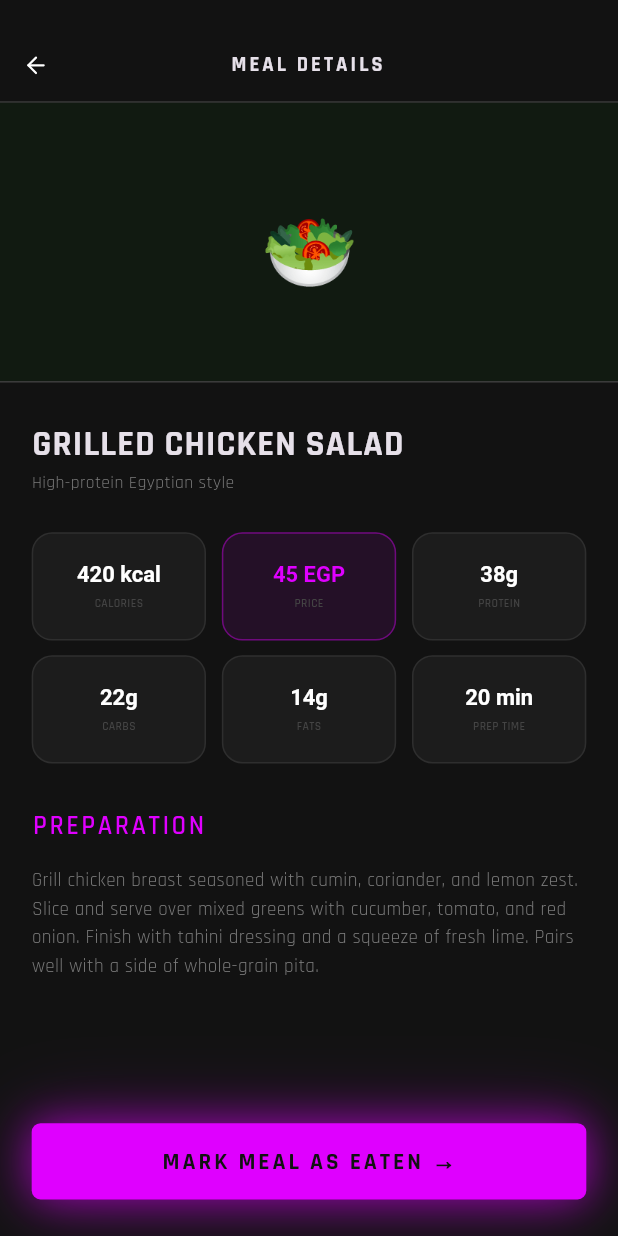
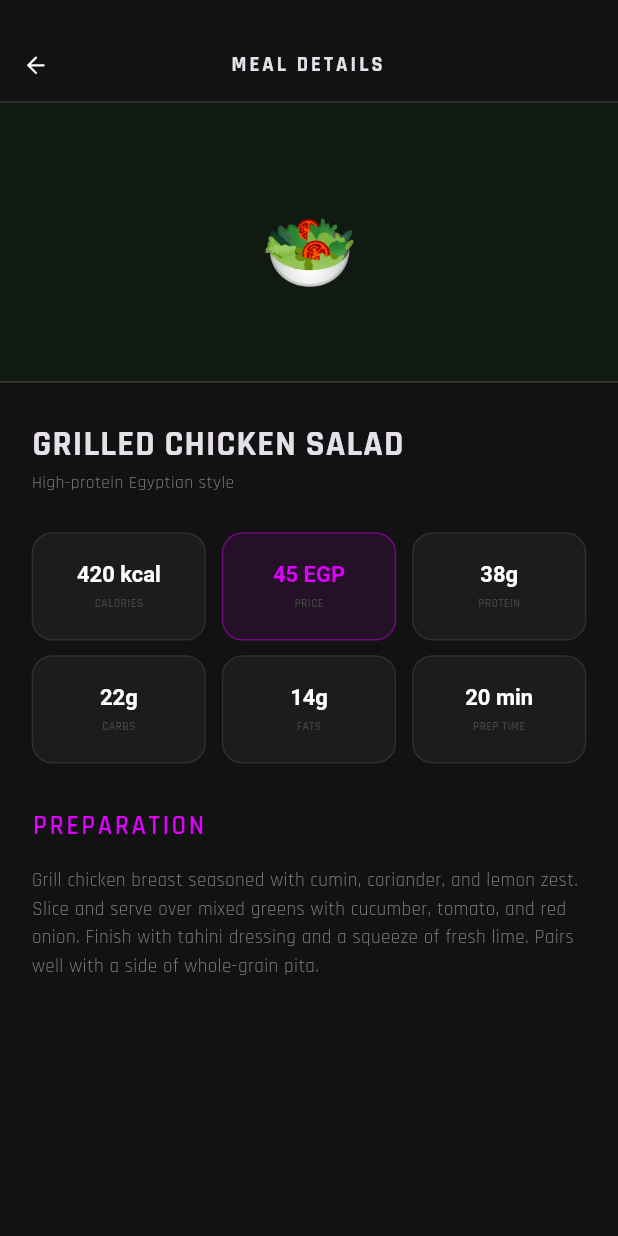
Before and after one commit to Hisham592/Fitness-Battle-App, a Flutter app: the screen it shows after launch, after a tap on "Grilled Chicken Salad", on a phone screen of 412 x 824 dp. Run offline on Flutter 3.47's test engine with Material 3 defaults, Android fonts, the phone set to English and light mode, and no system bars; our stand-ins replace equatable, flutter_bloc, flutter_screenutil, flutter_svg.

Commit message:
Update Nutrition feature-deleting mark btn

```diff
--- a/lib/features/nutrition/presentation/screens/meal_details_screen.dart
+++ b/lib/features/nutrition/presentation/screens/meal_details_screen.dart
@@ -11,8 +11,7 @@ class MealDetailsScreen extends StatelessWidget {
 
   @override
   Widget build(BuildContext context) {
-    final Color dynamicDishColor =
-        meal.containerColor ?? AppColors.cardBackground;
+    final Color dynamicDishColor = meal.containerColor;
 
     return Scaffold(
       body: SafeArea(
@@ -187,104 +186,6 @@ class MealDetailsScreen extends StatelessWidget {
                       ],
                     ),
                   ),
-
-                  Positioned(
-                    left: 20.w,
-                    right: 20.w,
-                    bottom: 25.h,
-                    child: SizedBox(
-                      height: 52.h,
-                      child: Container(
-                        decoration: BoxDecoration(
-                          borderRadius: BorderRadius.circular(6.r),
-                          boxShadow: [
-                            BoxShadow(
-                              color: const Color(0xffDF00FF).withOpacity(0.25),
-                              offset: const Offset(0, 0),
-                              blurRadius: 48.r,
-                              spreadRadius: 0,
-                            ),
-                            BoxShadow(
-                              color: const Color(0xffDF00FF).withOpacity(0.60),
-                              offset: const Offset(0, 0),
-                              blurRadius: 24.r,
-                              spreadRadius: 0,
-                            ),
-                          ],
-                        ),
-                        child: ElevatedButton(
-                          style: ElevatedButton.styleFrom(
-                            backgroundColor: AppColors.primaryNeon,
-                            foregroundColor: const Color(0xFF111111),
-                            elevation: 0,
-                            shape: RoundedRectangleBorder(
-                              borderRadius: BorderRadius.circular(6.r),
-                            ),
-                          ),
-                          onPressed: () => ScaffoldMessenger.of(context).showSnackBar(
-                            SnackBar(
-                              backgroundColor: const Color(
-                                0xFF1C1C1C,
-                              ), // Matches your card backgrounds
-                              behavior: SnackBarBehavior
-                                  .floating, // Allows radius and margin configurations
-                              elevation: 4,
-                              shape: RoundedRectangleBorder(
-                                borderRadius: BorderRadius.circular(10.r),
-                                side: const BorderSide(
-                                  color: Color(
-                                    0xffDF00FF,
-                                  ), // Your signature neon purple accent border
-                                  width: 1,
-                                ),
-                              ),
-                              margin: EdgeInsets.only(
-                                bottom: 90
-                                    .h, // Clear height to prevent overlapping the floating action button
-                                left: 20.w,
-                                right: 20.w,
-                              ),
-                              duration: const Duration(seconds: 2),
-                              content: Row(
-                                children: [
-                                  const Icon(
-                                    Icons.check_circle_rounded,
-                                    color: Color(0xffDF00FF),
-                                    size: 20,
-                                  ),
-                                  SizedBox(width: 12.w),
-                                  Expanded(
-                                    child: Text(
-                                      '${meal.title.toUpperCase()} MARKED!',
-                                      style: TextStyle(
-                                        fontSize: 13.sp,
-                                        fontWeight: FontWeight.w700,
-                                        color: Colors.white.withOpacity(0.95),
-                                        letterSpacing: 0.5,
-                                      ),
-                                    ),
-                                  ),
-                                ],
-                              ),
-                            ),
-                          ),
-                          child: Row(
-                            mainAxisAlignment: MainAxisAlignment.center,
-                            children: [
-                              Text(
-                                'MARK MEAL AS EATEN →',
-                                style: TextStyle(
-                                  fontSize: 16.sp,
-                                  fontWeight: FontWeight.bold,
-                                  letterSpacing: 1.96,
-                                ),
-                              ),
-                            ],
-                          ),
-                        ),
-                      ),
-                    ),
-                  ),
                 ],
               ),
             ),
--- a/lib/features/nutrition/presentation/widgets/macro_info_card.dart
+++ b/lib/features/nutrition/presentation/widgets/macro_info_card.dart
@@ -1,6 +1,5 @@
 import 'package:flutter/material.dart';
 import 'package:flutter_screenutil/flutter_screenutil.dart';
-import '../../../../core/theme/app_colors.dart';
 
 class MacroInfoCard extends StatelessWidget {
   final String label;
```
